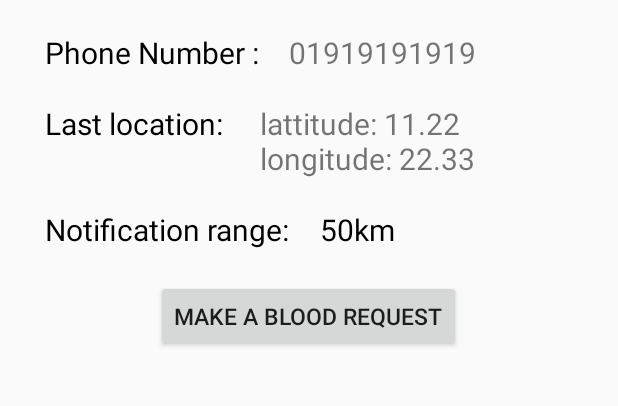
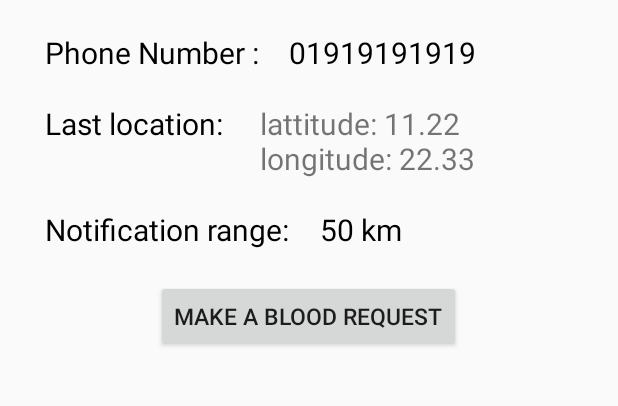
Before and after one commit to asifsabir4you/bloodbank, an Android app: the screen it shows after launch (MainActivity), on a phone screen of 412 x 824 dp, the part 310-716 px from its top. Run offline under Robolectric (Android 15) with nearby library versions, the phone set to English and light mode, and no system bars.

Commit message:
updating settings UI

```diff
--- a/app/src/main/java/com/example/asifsabir/blooddonor/MainActivity.java
+++ b/app/src/main/java/com/example/asifsabir/blooddonor/MainActivity.java
@@ -116,7 +116,7 @@ public class MainActivity extends AppCompatActivity
         boolean enableNotification = prefs.getBoolean("enable_notification", true);
         String radiusRange = prefs.getString("notification_range", "50");
         if (enableNotification) {
-            tvNotificationRange.setText(radiusRange + "km");
+            tvNotificationRange.setText(radiusRange + " km");
             tvNotificationRange.setTextColor(Color.BLACK);
         } else {
             tvNotificationRange.setText("Disable");
--- a/app/src/main/res/layout/content_main.xml
+++ b/app/src/main/res/layout/content_main.xml
@@ -66,6 +66,7 @@
         android:layout_height="wrap_content"
         android:layout_margin="10dp"
         android:text="01919191919"
+        android:textColor="@android:color/black"
         android:textSize="20dp" />
 </LinearLayout>
     <LinearLayout
@@ -106,7 +107,8 @@
             android:layout_width="wrap_content"
             android:layout_height="wrap_content"
             android:layout_margin="10dp"
-            android:text="50km"
+            android:text="50 km"
+            android:textColor="@android:color/black"
             android:id="@+id/tv_notification_range"
             android:textSize="20dp" />
     </LinearLayout>
```
